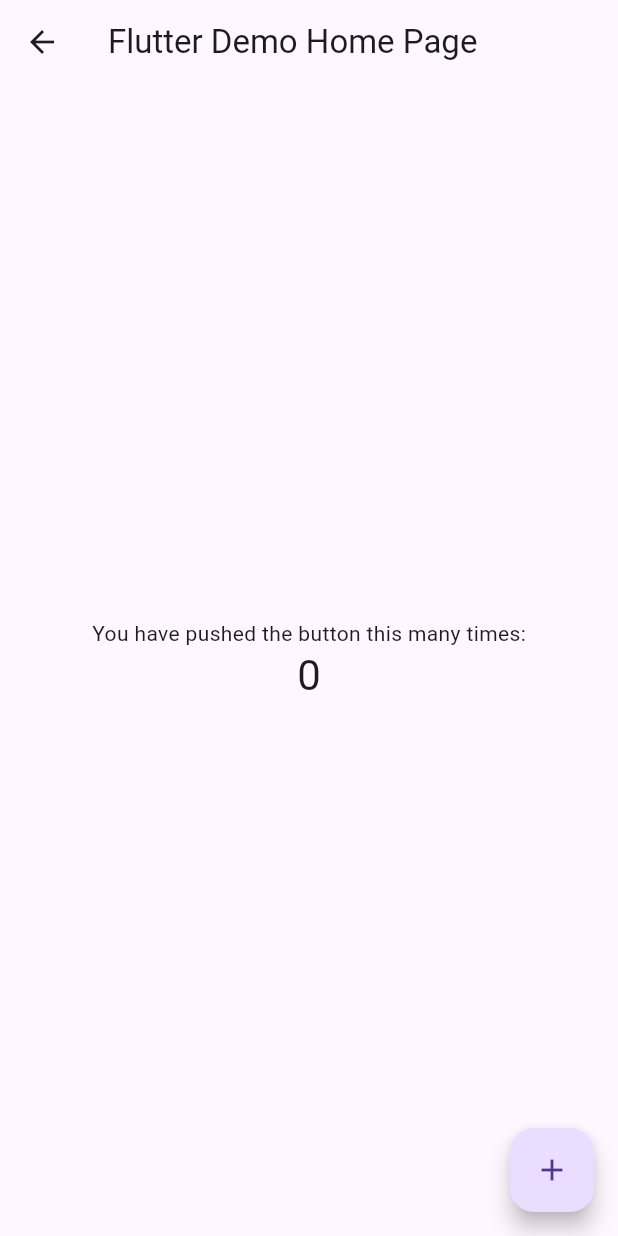
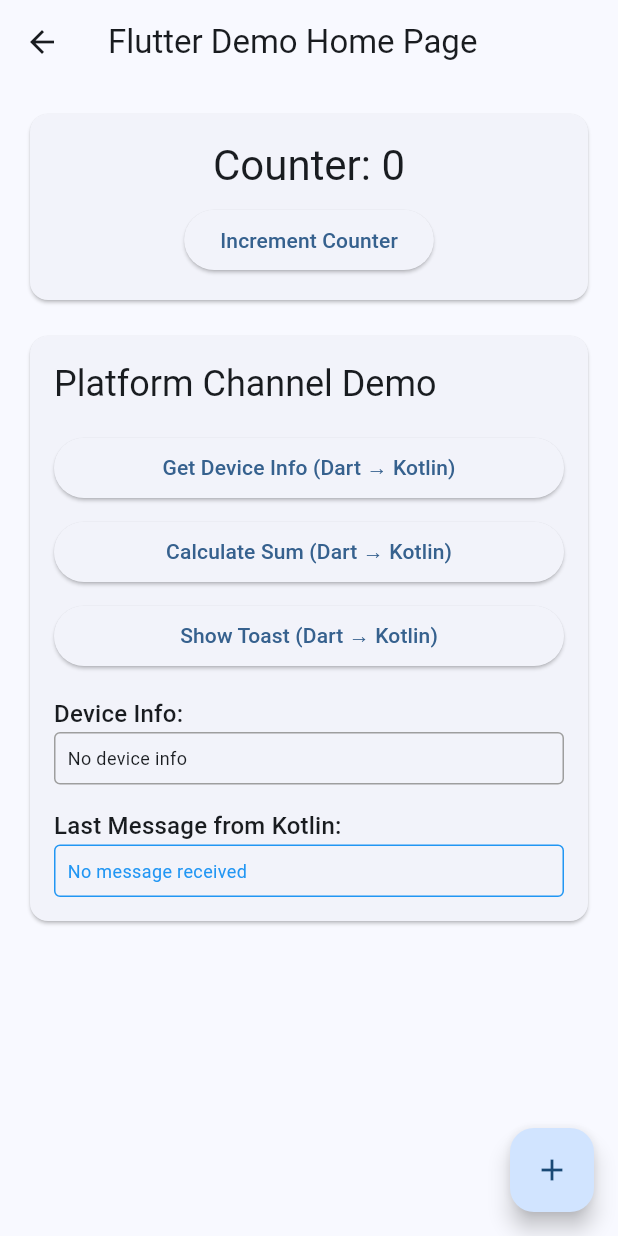
Before and after one commit to liumingmad/TestFlutter, a Flutter app: the screen it shows after launch, on a phone screen of 412 x 824 dp. Run offline on Flutter 3.47's test engine with Material 3 defaults, Android fonts, the phone set to English and light mode, and no system bars.

Commit message:
Fix platform channel communication and add bidirectional functionality
- Fixed black screen issue by updating Flutter theme and initialization
- Implemented comprehensive platform channel communication between Kotlin and Dart
- Added PlatformChannelHandler for managing native method calls
- Created PlatformService for Flutter-side platform channel operations
- Fixed platform channel registration by using cached Flutter engine
- Added bidirectional communication examples and UI for testing

🤖 Generated with [Claude Code](https://claude.ai/code)

Co-Authored-By: Claude <noreply@anthropic.com>

```diff
--- a/flutter_module/lib/main.dart
+++ b/flutter_module/lib/main.dart
@@ -1,7 +1,14 @@
 import 'package:flutter/material.dart';
 import 'package:flutter/services.dart';
+import 'platform_service.dart';
 
-void main() => runApp(const MyApp());
+void main() {
+  // 确保Flutter绑定已初始化
+  WidgetsFlutterBinding.ensureInitialized();
+  // 设置平台通道处理器
+  PlatformService.setupMethodCallHandler();
+  runApp(const MyApp());
+}
 
 class MyApp extends StatelessWidget {
   const MyApp({super.key});
@@ -12,15 +19,8 @@ class MyApp extends StatelessWidget {
     return MaterialApp(
       title: 'Flutter Demo',
       theme: ThemeData(
-        // This is the theme of your application.
-        //
-        // Try running your application with "flutter run". You'll see the
-        // application has a blue toolbar. Then, without quitting the app, try
-        // changing the primarySwatch below to Colors.green and then invoke
-        // "hot reload" (press "r" in the console where you ran "flutter run",
-        // or press Run > Flutter Hot Reload in a Flutter IDE). Notice that the
-        // counter didn't reset back to zero; the application is not restarted.
-        primarySwatch: Colors.blue,
+        colorScheme: ColorScheme.fromSeed(seedColor: Colors.blue),
+        useMaterial3: true,
       ),
       home: const MyHomePage(title: 'Flutter Demo Home Page'),
     );
@@ -47,16 +47,49 @@ class MyHomePage extends StatefulWidget {
 
 class _MyHomePageState extends State<MyHomePage> {
   int _counter = 0;
+  String _deviceInfo = 'No device info';
+  String _lastMessage = 'No message received';
+
+  @override
+  void initState() {
+    super.initState();
+    // 设置消息接收回调
+    PlatformService.onMessageReceived = (message) {
+      setState(() {
+        _lastMessage = message;
+      });
+    };
+  }
 
   void _incrementCounter() {
     setState(() {
-      // This call to setState tells the Flutter framework that something has
-      // changed in this State, which causes it to rerun the build method below
-      // so that the display can reflect the updated values. If we changed
-      // _counter without calling setState(), then the build method would not be
-      // called again, and so nothing would appear to happen.
       _counter++;
     });
+  }
+
+  void _getDeviceInfo() async {
+    final info = await PlatformService.getDeviceInfo();
+    setState(() {
+      _deviceInfo = info?.toString() ?? 'Failed to get device info';
+    });
+  }
+
+  void _calculateSum() async {
+    final sum = await PlatformService.calculateSum(10, 25);
+    if (mounted) {
+      ScaffoldMessenger.of(context).showSnackBar(
+        SnackBar(content: Text('Sum of 10 + 25 = ${sum ?? 'Error'}')),
+      );
+    }
+  }
+
+  void _showToast() async {
+    final result = await PlatformService.showToast('Hello from Flutter!');
+    if (mounted) {
+      ScaffoldMessenger.of(context).showSnackBar(
+        SnackBar(content: Text(result ?? 'Failed to show toast')),
+      );
+    }
   }
 
   @override
@@ -85,30 +118,112 @@ class _MyHomePageState extends State<MyHomePage> {
             },
           ),
         ),
-        body: Center(
-        // Center is a layout widget. It takes a single child and positions it
-        // in the middle of the parent.
+        body: SingleChildScrollView(
+          padding: const EdgeInsets.all(16.0),
           child: Column(
-          // Column is also a layout widget. It takes a list of children and
-          // arranges them vertically. By default, it sizes itself to fit its
-          // children horizontally, and tries to be as tall as its parent.
-          //
-          // Invoke "debug painting" (press "p" in the console, choose the
-          // "Toggle Debug Paint" action from the Flutter Inspector in Android
-          // Studio, or the "Toggle Debug Paint" command in Visual Studio Code)
-          // to see the wireframe for each widget.
-          //
-          // Column has various properties to control how it sizes itself and
-          // how it positions its children. Here we use mainAxisAlignment to
-          // center the children vertically; the main axis here is the vertical
-          // axis because Columns are vertical (the cross axis would be
-          // horizontal).
-          mainAxisAlignment: MainAxisAlignment.center,
+            crossAxisAlignment: CrossAxisAlignment.stretch,
             children: <Widget>[
-            const Text('You have pushed the button this many times:'),
+              Card(
+                child: Padding(
+                  padding: const EdgeInsets.all(16.0),
+                  child: Column(
+                    children: [
                       Text(
-              '$_counter',
+                        'Counter: $_counter',
                         style: Theme.of(context).textTheme.headlineMedium,
+                      ),
+                      const SizedBox(height: 8),
+                      ElevatedButton(
+                        onPressed: _incrementCounter,
+                        child: const Text('Increment Counter'),
+                      ),
+                    ],
+                  ),
+                ),
+              ),
+
+              const SizedBox(height: 16),
+
+              Card(
+                child: Padding(
+                  padding: const EdgeInsets.all(16.0),
+                  child: Column(
+                    crossAxisAlignment: CrossAxisAlignment.start,
+                    children: [
+                      Text(
+                        'Platform Channel Demo',
+                        style: Theme.of(context).textTheme.headlineSmall,
+                      ),
+                      const SizedBox(height: 16),
+
+                      SizedBox(
+                        width: double.infinity,
+                        child: ElevatedButton(
+                          onPressed: _getDeviceInfo,
+                          child: const Text('Get Device Info (Dart → Kotlin)'),
+                        ),
+                      ),
+
+                      const SizedBox(height: 8),
+
+                      SizedBox(
+                        width: double.infinity,
+                        child: ElevatedButton(
+                          onPressed: _calculateSum,
+                          child: const Text('Calculate Sum (Dart → Kotlin)'),
+                        ),
+                      ),
+
+                      const SizedBox(height: 8),
+
+                      SizedBox(
+                        width: double.infinity,
+                        child: ElevatedButton(
+                          onPressed: _showToast,
+                          child: const Text('Show Toast (Dart → Kotlin)'),
+                        ),
+                      ),
+
+                      const SizedBox(height: 16),
+
+                      Text(
+                        'Device Info:',
+                        style: Theme.of(context).textTheme.titleMedium,
+                      ),
+                      Container(
+                        width: double.infinity,
+                        padding: const EdgeInsets.all(8.0),
+                        decoration: BoxDecoration(
+                          border: Border.all(color: Colors.grey),
+                          borderRadius: BorderRadius.circular(4.0),
+                        ),
+                        child: Text(
+                          _deviceInfo,
+                          style: const TextStyle(fontSize: 12),
+                        ),
+                      ),
+
+                      const SizedBox(height: 16),
+
+                      Text(
+                        'Last Message from Kotlin:',
+                        style: Theme.of(context).textTheme.titleMedium,
+                      ),
+                      Container(
+                        width: double.infinity,
+                        padding: const EdgeInsets.all(8.0),
+                        decoration: BoxDecoration(
+                          border: Border.all(color: Colors.blue),
+                          borderRadius: BorderRadius.circular(4.0),
+                        ),
+                        child: Text(
+                          _lastMessage,
+                          style: const TextStyle(fontSize: 12, color: Colors.blue),
+                        ),
+                      ),
+                    ],
+                  ),
+                ),
               ),
             ],
           ),
--- /dev/null
+++ b/flutter_module/lib/platform_service.dart
@@ -0,0 +1,103 @@
+import 'package:flutter/services.dart';
+
+class PlatformService {
+  static const MethodChannel _channel = MethodChannel('com.ming.testflutter/platform');
+
+  // Dart调用Kotlin函数的方法
+
+  /// 获取设备信息
+  static Future<Map<String, dynamic>?> getDeviceInfo() async {
+    try {
+      final result = await _channel.invokeMethod('getDeviceInfo');
+      return Map<String, dynamic>.from(result);
+    } on PlatformException catch (e) {
+      print("Failed to get device info: '${e.message}'");
+      return null;
+    }
+  }
+
+  /// 计算两个数的和
+  static Future<int?> calculateSum(int a, int b) async {
+    try {
+      final result = await _channel.invokeMethod('calculateSum', {
+        'a': a,
+        'b': b,
+      });
+      return result as int;
+    } on PlatformException catch (e) {
+      print("Failed to calculate sum: '${e.message}'");
+      return null;
+    }
+  }
+
+  /// 显示Toast消息
+  static Future<String?> showToast(String message) async {
+    try {
+      final result = await _channel.invokeMethod('showToast', {
+        'message': message,
+      });
+      return result as String;
+    } on PlatformException catch (e) {
+      print("Failed to show toast: '${e.message}'");
+      return null;
+    }
+  }
+
+  // 处理来自Kotlin的调用
+  static void setupMethodCallHandler() {
+    _channel.setMethodCallHandler(_handleMethodCall);
+  }
+
+  static Future<dynamic> _handleMethodCall(MethodCall call) async {
+    switch (call.method) {
+      case 'getData':
+        return _getData();
+      case 'receiveMessage':
+        return _receiveMessage(call.arguments);
+      default:
+        throw PlatformException(
+          code: 'Unimplemented',
+          details: 'Method ${call.method} not implemented',
+        );
+    }
+  }
+
+  // Kotlin调用的Dart函数
+
+  /// 返回数据给Kotlin
+  static Map<String, dynamic> _getData() {
+    return {
+      'data': 'Hello from Flutter!',
+      'timestamp': DateTime.now().millisecondsSinceEpoch,
+      'numbers': [1, 2, 3, 4, 5],
+      'user': {
+        'name': 'Flutter User',
+        'id': 12345,
+      }
+    };
+  }
+
+  /// 接收来自Kotlin的消息
+  static String _receiveMessage(dynamic arguments) {
+    if (arguments is Map) {
+      final message = arguments['message'] as String?;
+      final timestamp = arguments['timestamp'] as int?;
+
+      print('Received message from Kotlin: $message at $timestamp');
+
+      // 这里可以更新UI或执行其他操作
+      _updateUI(message ?? 'No message');
+
+      return 'Message received and processed: $message';
+    }
+
+    return 'Invalid message format';
+  }
+
+  /// 更新UI的回调函数
+  static Function(String)? onMessageReceived;
+
+  static void _updateUI(String message) {
+    onMessageReceived?.call(message);
+  }
+}
```
Also changed, not shown: 3 other files. Lines whose indentation alone changed are shown as unchanged.
